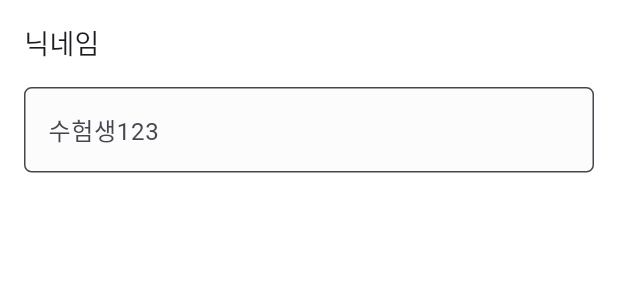
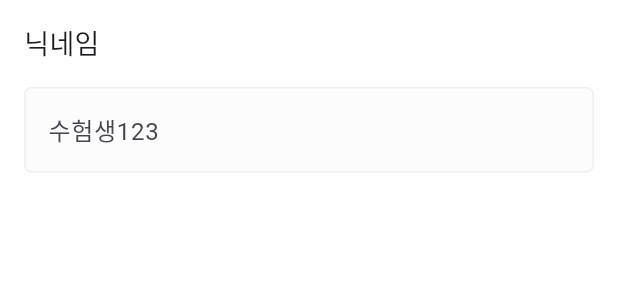
Before and after one commit to ChangHyun2/flutter-note, a Flutter app: the BoardCommentTextfield widget shown alone on an empty page, opened directly, on a phone screen of 412 x 824 dp. Shown: the top 300 px of the screen. Run offline on Flutter 3.47's test engine with Material 3 defaults, Android fonts, the phone set to English and light mode, and no system bars; our stand-ins replace camera, dio, flutter_dotenv, flutter_keyboard_visibility, flutter_svg, go_router and 7 more; missing offline and left inert: cunning_document_scanner, dart:ffi, kakao_flutter_sdk_common, kakao_flutter_sdk_share, kakao_flutter_sdk_user; accounts and stored records are empty; generated files the repository leaves out were written again; Roboto replaces fonts that are missing (Apple SD Gothic Neo).

Commit message:
fix: 퀴즈 생성ui

```diff
--- a/lib/board/components/inputbox.dart
+++ b/lib/board/components/inputbox.dart
@@ -1,3 +1,4 @@
+import 'package:bside_todolist/common/components/ui/system/colors.dart';
 import 'package:flutter/material.dart';
 
 class BoardCommentTextfield extends StatelessWidget {
@@ -43,10 +44,16 @@ class BoardCommentTextfield extends StatelessWidget {
           child: TextFormField(
             decoration: InputDecoration(
               hintText: labelText,
-              border: OutlineInputBorder(
+              enabledBorder: OutlineInputBorder(
                 borderRadius: BorderRadius.circular(5),
                 borderSide: const BorderSide(
-                  color: Colors.grey, // 여기에 테두리 색상을 명시적으로 지정
+                    color: Color(0xFFEFEFEF), width: 1 // 여기에 테두리 색상을 명시적으로 지정
+                    ),
+              ),
+              focusedBorder: OutlineInputBorder(
+                borderRadius: BorderRadius.circular(5),
+                borderSide: const BorderSide(
+                  color: MyColors.starGreen, // 포커스된 상태의 테두리 색상
                 ),
               ),
               filled: true,
```
Also changed, not shown: lib/board/board_opinion_screen.dart (+34 -5 lines), lib/quiz/quiz_create_screen.dart (+40 -3 lines).
